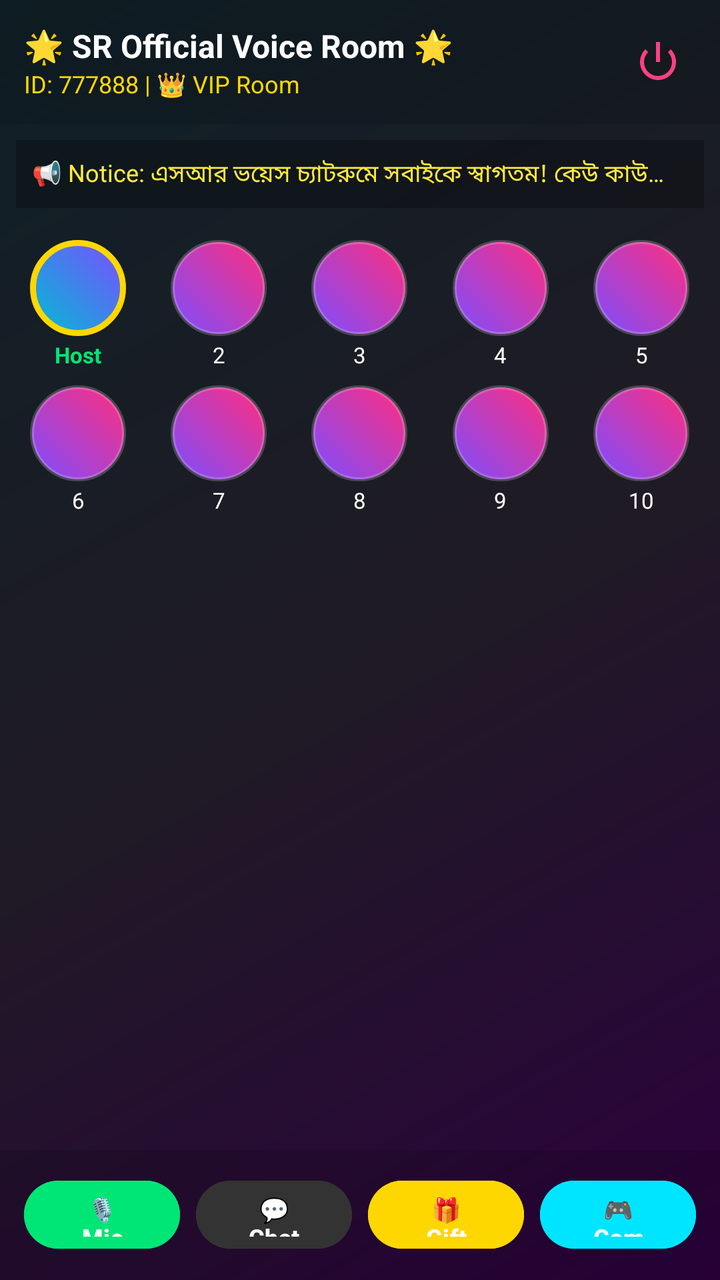
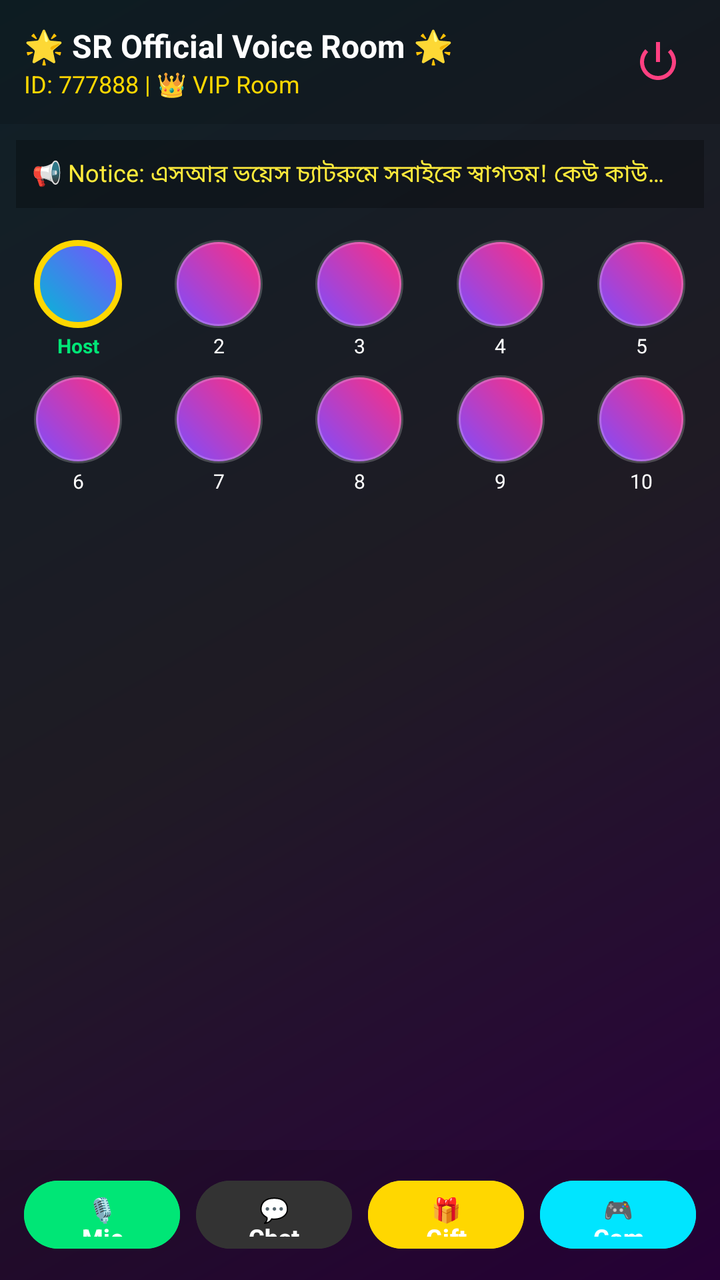

An Android layout rendered at two revisions. The XML below is the earlier revision; the diff shows what the commit changed to produce the second picture.
<!-- AndroidManifest.xml: activity theme Theme.SRVoiceChat -->
<!-- res/layout/activity_voice_room.xml -->
<?xml version="1.0" encoding="utf-8"?>
<LinearLayout xmlns:android="http://schemas.android.com/apk/res/android"
    android:layout_width="match_parent"
    android:layout_height="match_parent"
    android:orientation="vertical"
    android:background="@drawable/voice_room_bg">

    
    <LinearLayout
        android:layout_width="match_parent"
        android:layout_height="wrap_content"
        android:orientation="horizontal"
        android:padding="12dp"
        android:gravity="center_vertical"
        android:background="#22000000">

        <LinearLayout
            android:layout_width="0dp"
            android:layout_height="wrap_content"
            android:layout_weight="1"
            android:orientation="vertical">

            <TextView
                android:layout_width="wrap_content"
                android:layout_height="wrap_content"
                android:text="🌟 SR Official Voice Room 🌟"
                android:textColor="#FFFFFF"
                android:textSize="16sp"
                android:textStyle="bold" />

            <TextView
                android:layout_width="wrap_content"
                android:layout_height="wrap_content"
                android:text="ID: 777888 | 👑 VIP Room"
                android:textColor="#FFD700"
                android:textSize="12sp" />
        </LinearLayout>

        
        <ImageButton
            android:id="@+id/btnPower"
            android:layout_width="38dp"
            android:layout_height="38dp"
            android:background="?attr/selectableItemBackgroundBorderless"
            android:src="@android:drawable/ic_lock_power_off"
            android:tint="#FF4081"
            android:contentDescription="Power Button" />
    </LinearLayout>

    
    <TextView
        android:layout_width="match_parent"
        android:layout_height="wrap_content"
        android:text="📢 Notice: এসআর ভয়েস চ্যাটরুমে সবাইকে স্বাগতম! কেউ কাউকে অশ্লীল গালিগালাজ করবেন না।"
        android:textColor="#FFEB3B"
        android:textSize="12sp"
        android:padding="8dp"
        android:background="#44000000"
        android:layout_margin="8dp"
        android:maxLines="1"
        android:ellipsize="end"/>

    
    <GridLayout
        android:layout_width="match_parent"
        android:layout_height="0dp"
        android:layout_weight="1"
        android:columnCount="5"
        android:padding="4dp"
        android:alignmentMode="alignMargins"
        android:columnOrderPreserved="false"
        android:gravity="center">

        
        <LinearLayout android:layout_width="0dp" android:layout_height="wrap_content" android:layout_columnWeight="1" android:orientation="vertical" android:gravity="center" android:layout_margin="4dp">
            <View android:id="@+id/seat1" android:layout_width="48dp" android:layout_height="48dp" android:background="@drawable/seat_circle_active"/>
            <TextView android:layout_width="wrap_content" android:layout_height="wrap_content" android:text="Host" android:textColor="#00E676" android:textSize="11sp" android:textStyle="bold" android:layout_marginTop="2dp"/>
        </LinearLayout>

        
        <LinearLayout android:layout_width="0dp" android:layout_height="wrap_content" android:layout_columnWeight="1" android:orientation="vertical" android:gravity="center" android:layout_margin="4dp">
            <View android:id="@+id/seat2" android:layout_width="48dp" android:layout_height="48dp" android:background="@drawable/seat_circle_normal"/>
            <TextView android:layout_width="wrap_content" android:layout_height="wrap_content" android:text="2" android:textColor="#FFFFFF" android:textSize="11sp" android:layout_marginTop="2dp"/>
        </LinearLayout>

        
        <LinearLayout android:layout_width="0dp" android:layout_height="wrap_content" android:layout_columnWeight="1" android:orientation="vertical" android:gravity="center" android:layout_margin="4dp">
            <View android:id="@+id/seat3" android:layout_width="48dp" android:layout_height="48dp" android:background="@drawable/seat_circle_normal"/>
            <TextView android:layout_width="wrap_content" android:layout_height="wrap_content" android:text="3" android:textColor="#FFFFFF" android:textSize="11sp" android:layout_marginTop="2dp"/>
        </LinearLayout>

        
        <LinearLayout android:layout_width="0dp" android:layout_height="wrap_content" android:layout_columnWeight="1" android:orientation="vertical" android:gravity="center" android:layout_margin="4dp">
            <View android:id="@+id/seat4" android:layout_width="48dp" android:layout_height="48dp" android:background="@drawable/seat_circle_normal"/>
            <TextView android:layout_width="wrap_content" android:layout_height="wrap_content" android:text="4" android:textColor="#FFFFFF" android:textSize="11sp" android:layout_marginTop="2dp"/>
        </LinearLayout>

        
        <LinearLayout android:layout_width="0dp" android:layout_height="wrap_content" android:layout_columnWeight="1" android:orientation="vertical" android:gravity="center" android:layout_margin="4dp">
            <View android:id="@+id/seat5" android:layout_width="48dp" android:layout_height="48dp" android:background="@drawable/seat_circle_normal"/>
            <TextView android:layout_width="wrap_content" android:layout_height="wrap_content" android:text="5" android:textColor="#FFFFFF" android:textSize="11sp" android:layout_marginTop="2dp"/>
        </LinearLayout>

        
        <LinearLayout android:layout_width="0dp" android:layout_height="wrap_content" android:layout_columnWeight="1" android:orientation="vertical" android:gravity="center" android:layout_margin="4dp">
            <View android:id="@+id/seat6" android:layout_width="48dp" android:layout_height="48dp" android:background="@drawable/seat_circle_normal"/>
            <TextView android:layout_width="wrap_content" android:layout_height="wrap_content" android:text="6" android:textColor="#FFFFFF" android:textSize="11sp" android:layout_marginTop="2dp"/>
        </LinearLayout>

        
        <LinearLayout android:layout_width="0dp" android:layout_height="wrap_content" android:layout_columnWeight="1" android:orientation="vertical" android:gravity="center" android:layout_margin="4dp">
            <View android:id="@+id/seat7" android:layout_width="48dp" android:layout_height="48dp" android:background="@drawable/seat_circle_normal"/>
            <TextView android:layout_width="wrap_content" android:layout_height="wrap_content" android:text="7" android:textColor="#FFFFFF" android:textSize="11sp" android:layout_marginTop="2dp"/>
        </LinearLayout>

        
        <LinearLayout android:layout_width="0dp" android:layout_height="wrap_content" android:layout_columnWeight="1" android:orientation="vertical" android:gravity="center" android:layout_margin="4dp">
            <View android:id="@+id/seat8" android:layout_width="48dp" android:layout_height="48dp" android:background="@drawable/seat_circle_normal"/>
            <TextView android:layout_width="wrap_content" android:layout_height="wrap_content" android:text="8" android:textColor="#FFFFFF" android:textSize="11sp" android:layout_marginTop="2dp"/>
        </LinearLayout>

        
        <LinearLayout android:layout_width="0dp" android:layout_height="wrap_content" android:layout_columnWeight="1" android:orientation="vertical" android:gravity="center" android:layout_margin="4dp">
            <View android:id="@+id/seat9" android:layout_width="48dp" android:layout_height="48dp" android:background="@drawable/seat_circle_normal"/>
            <TextView android:layout_width="wrap_content" android:layout_height="wrap_content" android:text="9" android:textColor="#FFFFFF" android:textSize="11sp" android:layout_marginTop="2dp"/>
        </LinearLayout>

        
        <LinearLayout android:layout_width="0dp" android:layout_height="wrap_content" android:layout_columnWeight="1" android:orientation="vertical" android:gravity="center" android:layout_margin="4dp">
            <View android:id="@+id/seat10" android:layout_width="48dp" android:layout_height="48dp" android:background="@drawable/seat_circle_normal"/>
            <TextView android:layout_width="wrap_content" android:layout_height="wrap_content" android:text="10" android:textColor="#FFFFFF" android:textSize="11sp" android:layout_marginTop="2dp"/>
        </LinearLayout>

    </GridLayout>

    
    <LinearLayout
        android:layout_width="match_parent"
        android:layout_height="65dp"
        android:orientation="horizontal"
        android:background="#22000000"
        android:gravity="center"
        android:paddingHorizontal="8dp">

        <Button
            android:id="@+id/btnMicToggle"
            android:layout_width="0dp"
            android:layout_height="42dp"
            android:layout_weight="1"
            android:text="🎙️ Mic"
            android:textColor="#FFFFFF"
            android:textSize="12sp"
            android:backgroundTint="#00E676"
            android:layout_marginHorizontal="4dp"
            android:textStyle="bold"/>

        <Button
            android:id="@+id/btnChatOption"
            android:layout_width="0dp"
            android:layout_height="42dp"
            android:layout_weight="1"
            android:text="💬 Chat"
            android:textColor="#FFFFFF"
            android:textSize="12sp"
            android:backgroundTint="#333333"
            android:layout_marginHorizontal="4dp"
            android:textStyle="bold"/>

        <Button
            android:id="@+id/btnGiftBox"
            android:layout_width="0dp"
            android:layout_height="42dp"
            android:layout_weight="1"
            android:text="🎁 Gift"
            android:textColor="#FFFFFF"
            android:textSize="12sp"
            android:backgroundTint="#FFD700"
            android:layout_marginHorizontal="4dp"
            android:textStyle="bold"/>

        <Button
            android:id="@+id/btnGameBox"
            android:layout_width="0dp"
            android:layout_height="42dp"
            android:layout_weight="1"
            android:text="🎮 Game"
            android:textColor="#FFFFFF"
            android:textSize="12sp"
            android:backgroundTint="#00E5FF"
            android:layout_marginHorizontal="4dp"
            android:textStyle="bold"/>

    </LinearLayout>

</LinearLayout>
<!-- resources referenced by this layout -->
<resources>
  <!-- drawable seat_circle_active (drawable) -->
  <?xml version="1.0" encoding="utf-8"?>
  <shape xmlns:android="http://schemas.android.com/apk/res/android" android:shape="oval">
      <gradient android:startColor="#00BCD4" android:endColor="#7C4DFF" android:angle="45"/>
      <stroke android:width="3dp" android:color="#FFD700"/>
  </shape>
  <!-- drawable seat_circle_normal (drawable) -->
  <?xml version="1.0" encoding="utf-8"?>
  <shape xmlns:android="http://schemas.android.com/apk/res/android" android:shape="oval">
      <gradient android:startColor="#7C4DFF" android:endColor="#FF2E7E" android:angle="45"/>
      <stroke android:width="2dp" android:color="#33FFFFFF"/>
  </shape>
  <!-- drawable voice_room_bg (drawable) -->
  <?xml version="1.0" encoding="utf-8"?>
  <shape xmlns:android="http://schemas.android.com/apk/res/android">
      <gradient
          android:angle="135"
          android:startColor="#2C003E"
          android:centerColor="#1F1B24"
          android:endColor="#0F2027"
          android:type="linear" />
  </shape>
  <style name="Theme.SRVoiceChat" parent="Theme.Material3.DayNight.NoActionBar">
          <item name="colorPrimary">#FF4081</item>
          <item name="android:statusBarColor">#FF4081</item>
          <item name="android:windowLightStatusBar">true</item>
      </style>
</resources>

<!-- the commit's change to res/layout/activity_voice_room.xml (unified diff, before → after) -->
@@ -63,8 +63,7 @@
     
     <GridLayout
         android:layout_width="match_parent"
-        android:layout_height="0dp"
-        android:layout_weight="1"
+        android:layout_height="wrap_content"
         android:columnCount="5"
         android:padding="4dp"
         android:alignmentMode="alignMargins"
@@ -73,65 +72,76 @@
 
         
         <LinearLayout android:layout_width="0dp" android:layout_height="wrap_content" android:layout_columnWeight="1" android:orientation="vertical" android:gravity="center" android:layout_margin="4dp">
-            <View android:id="@+id/seat1" android:layout_width="48dp" android:layout_height="48dp" android:background="@drawable/seat_circle_active"/>
-            <TextView android:layout_width="wrap_content" android:layout_height="wrap_content" android:text="Host" android:textColor="#00E676" android:textSize="11sp" android:textStyle="bold" android:layout_marginTop="2dp"/>
-        </LinearLayout>
-
-        
-        <LinearLayout android:layout_width="0dp" android:layout_height="wrap_content" android:layout_columnWeight="1" android:orientation="vertical" android:gravity="center" android:layout_margin="4dp">
-            <View android:id="@+id/seat2" android:layout_width="48dp" android:layout_height="48dp" android:background="@drawable/seat_circle_normal"/>
-            <TextView android:layout_width="wrap_content" android:layout_height="wrap_content" android:text="2" android:textColor="#FFFFFF" android:textSize="11sp" android:layout_marginTop="2dp"/>
-        </LinearLayout>
-
-        
-        <LinearLayout android:layout_width="0dp" android:layout_height="wrap_content" android:layout_columnWeight="1" android:orientation="vertical" android:gravity="center" android:layout_margin="4dp">
-            <View android:id="@+id/seat3" android:layout_width="48dp" android:layout_height="48dp" android:background="@drawable/seat_circle_normal"/>
-            <TextView android:layout_width="wrap_content" android:layout_height="wrap_content" android:text="3" android:textColor="#FFFFFF" android:textSize="11sp" android:layout_marginTop="2dp"/>
-        </LinearLayout>
-
-        
-        <LinearLayout android:layout_width="0dp" android:layout_height="wrap_content" android:layout_columnWeight="1" android:orientation="vertical" android:gravity="center" android:layout_margin="4dp">
-            <View android:id="@+id/seat4" android:layout_width="48dp" android:layout_height="48dp" android:background="@drawable/seat_circle_normal"/>
-            <TextView android:layout_width="wrap_content" android:layout_height="wrap_content" android:text="4" android:textColor="#FFFFFF" android:textSize="11sp" android:layout_marginTop="2dp"/>
-        </LinearLayout>
-
-        
-        <LinearLayout android:layout_width="0dp" android:layout_height="wrap_content" android:layout_columnWeight="1" android:orientation="vertical" android:gravity="center" android:layout_margin="4dp">
-            <View android:id="@+id/seat5" android:layout_width="48dp" android:layout_height="48dp" android:background="@drawable/seat_circle_normal"/>
-            <TextView android:layout_width="wrap_content" android:layout_height="wrap_content" android:text="5" android:textColor="#FFFFFF" android:textSize="11sp" android:layout_marginTop="2dp"/>
-        </LinearLayout>
-
-        
-        <LinearLayout android:layout_width="0dp" android:layout_height="wrap_content" android:layout_columnWeight="1" android:orientation="vertical" android:gravity="center" android:layout_margin="4dp">
-            <View android:id="@+id/seat6" android:layout_width="48dp" android:layout_height="48dp" android:background="@drawable/seat_circle_normal"/>
-            <TextView android:layout_width="wrap_content" android:layout_height="wrap_content" android:text="6" android:textColor="#FFFFFF" android:textSize="11sp" android:layout_marginTop="2dp"/>
-        </LinearLayout>
-
-        
-        <LinearLayout android:layout_width="0dp" android:layout_height="wrap_content" android:layout_columnWeight="1" android:orientation="vertical" android:gravity="center" android:layout_margin="4dp">
-            <View android:id="@+id/seat7" android:layout_width="48dp" android:layout_height="48dp" android:background="@drawable/seat_circle_normal"/>
-            <TextView android:layout_width="wrap_content" android:layout_height="wrap_content" android:text="7" android:textColor="#FFFFFF" android:textSize="11sp" android:layout_marginTop="2dp"/>
-        </LinearLayout>
-
-        
-        <LinearLayout android:layout_width="0dp" android:layout_height="wrap_content" android:layout_columnWeight="1" android:orientation="vertical" android:gravity="center" android:layout_margin="4dp">
-            <View android:id="@+id/seat8" android:layout_width="48dp" android:layout_height="48dp" android:background="@drawable/seat_circle_normal"/>
-            <TextView android:layout_width="wrap_content" android:layout_height="wrap_content" android:text="8" android:textColor="#FFFFFF" android:textSize="11sp" android:layout_marginTop="2dp"/>
-        </LinearLayout>
-
-        
-        <LinearLayout android:layout_width="0dp" android:layout_height="wrap_content" android:layout_columnWeight="1" android:orientation="vertical" android:gravity="center" android:layout_margin="4dp">
-            <View android:id="@+id/seat9" android:layout_width="48dp" android:layout_height="48dp" android:background="@drawable/seat_circle_normal"/>
-            <TextView android:layout_width="wrap_content" android:layout_height="wrap_content" android:text="9" android:textColor="#FFFFFF" android:textSize="11sp" android:layout_marginTop="2dp"/>
-        </LinearLayout>
-
-        
-        <LinearLayout android:layout_width="0dp" android:layout_height="wrap_content" android:layout_columnWeight="1" android:orientation="vertical" android:gravity="center" android:layout_margin="4dp">
-            <View android:id="@+id/seat10" android:layout_width="48dp" android:layout_height="48dp" android:background="@drawable/seat_circle_normal"/>
-            <TextView android:layout_width="wrap_content" android:layout_height="wrap_content" android:text="10" android:textColor="#FFFFFF" android:textSize="11sp" android:layout_marginTop="2dp"/>
+            <View android:id="@+id/seat1" android:layout_width="44dp" android:layout_height="44dp" android:background="@drawable/seat_circle_active"/>
+            <TextView android:layout_width="wrap_content" android:layout_height="wrap_content" android:text="Host" android:textColor="#00E676" android:textSize="10sp" android:textStyle="bold" android:layout_marginTop="2dp"/>
+        </LinearLayout>
+
+        
+        <LinearLayout android:layout_width="0dp" android:layout_height="wrap_content" android:layout_columnWeight="1" android:orientation="vertical" android:gravity="center" android:layout_margin="4dp">
+            <View android:id="@+id/seat2" android:layout_width="44dp" android:layout_height="44dp" android:background="@drawable/seat_circle_normal"/>
+            <TextView android:layout_width="wrap_content" android:layout_height="wrap_content" android:text="2" android:textColor="#FFFFFF" android:textSize="10sp" android:layout_marginTop="2dp"/>
+        </LinearLayout>
+
+        
+        <LinearLayout android:layout_width="0dp" android:layout_height="wrap_content" android:layout_columnWeight="1" android:orientation="vertical" android:gravity="center" android:layout_margin="4dp">
+            <View android:id="@+id/seat3" android:layout_width="44dp" android:layout_height="44dp" android:background="@drawable/seat_circle_normal"/>
+            <TextView android:layout_width="wrap_content" android:layout_height="wrap_content" android:text="3" android:textColor="#FFFFFF" android:textSize="10sp" android:layout_marginTop="2dp"/>
+        </LinearLayout>
+
+        
+        <LinearLayout android:layout_width="0dp" android:layout_height="wrap_content" android:layout_columnWeight="1" android:orientation="vertical" android:gravity="center" android:layout_margin="4dp">
+            <View android:id="@+id/seat4" android:layout_width="44dp" android:layout_height="44dp" android:background="@drawable/seat_circle_normal"/>
+            <TextView android:layout_width="wrap_content" android:layout_height="wrap_content" android:text="4" android:textColor="#FFFFFF" android:textSize="10sp" android:layout_marginTop="2dp"/>
+        </LinearLayout>
+
+        
+        <LinearLayout android:layout_width="0dp" android:layout_height="wrap_content" android:layout_columnWeight="1" android:orientation="vertical" android:gravity="center" android:layout_margin="4dp">
+            <View android:id="@+id/seat5" android:layout_width="44dp" android:layout_height="44dp" android:background="@drawable/seat_circle_normal"/>
+            <TextView android:layout_width="wrap_content" android:layout_height="wrap_content" android:text="5" android:textColor="#FFFFFF" android:textSize="10sp" android:layout_marginTop="2dp"/>
+        </LinearLayout>
+
+        
+        <LinearLayout android:layout_width="0dp" android:layout_height="wrap_content" android:layout_columnWeight="1" android:orientation="vertical" android:gravity="center" android:layout_margin="4dp">
+            <View android:id="@+id/seat6" android:layout_width="44dp" android:layout_height="44dp" android:background="@drawable/seat_circle_normal"/>
+            <TextView android:layout_width="wrap_content" android:layout_height="wrap_content" android:text="6" android:textColor="#FFFFFF" android:textSize="10sp" android:layout_marginTop="2dp"/>
+        </LinearLayout>
+
+        
+        <LinearLayout android:layout_width="0dp" android:layout_height="wrap_content" android:layout_columnWeight="1" android:orientation="vertical" android:gravity="center" android:layout_margin="4dp">
+            <View android:id="@+id/seat7" android:layout_width="44dp" android:layout_height="44dp" android:background="@drawable/seat_circle_normal"/>
+            <TextView android:layout_width="wrap_content" android:layout_height="wrap_content" android:text="7" android:textColor="#FFFFFF" android:textSize="10sp" android:layout_marginTop="2dp"/>
+        </LinearLayout>
+
+        
+        <LinearLayout android:layout_width="0dp" android:layout_height="wrap_content" android:layout_columnWeight="1" android:orientation="vertical" android:gravity="center" android:layout_margin="4dp">
+            <View android:id="@+id/seat8" android:layout_width="44dp" android:layout_height="44dp" android:background="@drawable/seat_circle_normal"/>
+            <TextView android:layout_width="wrap_content" android:layout_height="wrap_content" android:text="8" android:textColor="#FFFFFF" android:textSize="10sp" android:layout_marginTop="2dp"/>
+        </LinearLayout>
+
+        
+        <LinearLayout android:layout_width="0dp" android:layout_height="wrap_content" android:layout_columnWeight="1" android:orientation="vertical" android:gravity="center" android:layout_margin="4dp">
+            <View android:id="@+id/seat9" android:layout_width="44dp" android:layout_height="44dp" android:background="@drawable/seat_circle_normal"/>
+            <TextView android:layout_width="wrap_content" android:layout_height="wrap_content" android:text="9" android:textColor="#FFFFFF" android:textSize="10sp" android:layout_marginTop="2dp"/>
+        </LinearLayout>
+
+        
+        <LinearLayout android:layout_width="0dp" android:layout_height="wrap_content" android:layout_columnWeight="1" android:orientation="vertical" android:gravity="center" android:layout_margin="4dp">
+            <View android:id="@+id/seat10" android:layout_width="44dp" android:layout_height="44dp" android:background="@drawable/seat_circle_normal"/>
+            <TextView android:layout_width="wrap_content" android:layout_height="wrap_content" android:text="10" android:textColor="#FFFFFF" android:textSize="10sp" android:layout_marginTop="2dp"/>
         </LinearLayout>
 
     </GridLayout>
+
+    
+    <ListView
+        android:id="@+id/chatListView"
+        android:layout_width="match_parent"
+        android:layout_height="0dp"
+        android:layout_weight="1"
+        android:divider="@null"
+        android:stackFromBottom="true"
+        android:transcriptMode="normal"
+        android:padding="8dp"/>
 
     
     <LinearLayout
